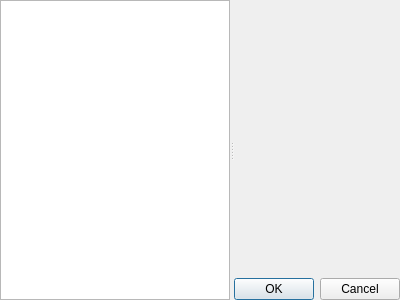
First picture: the form in plugins/pmhplugin/pmhmode.ui, repository FreeHealth/freehealth, before the edit.
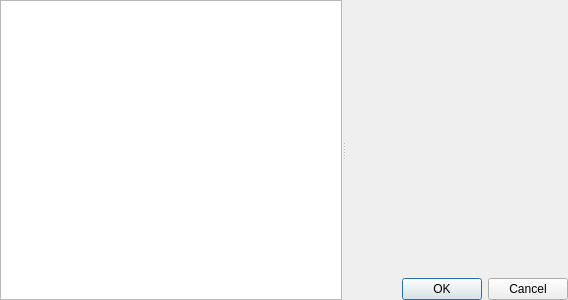
Second picture: the form after the edit. Custom widgets are drawn as their Qt base class.

Patch:
```diff
--- a/plugins/pmhplugin/pmhmode.ui
+++ b/plugins/pmhplugin/pmhmode.ui
@@ -6,7 +6,7 @@
    <rect>
     <x>0</x>
     <y>0</y>
-    <width>400</width>
+    <width>568</width>
     <height>300</height>
    </rect>
   </property>
@@ -17,7 +17,17 @@
    <property name="margin">
     <number>0</number>
    </property>
+   <property name="spacing">
+    <number>0</number>
+   </property>
    <item row="0" column="0">
+    <layout class="QHBoxLayout" name="patientBarLayout">
+     <property name="spacing">
+      <number>0</number>
+     </property>
+    </layout>
+   </item>
+   <item row="1" column="0">
     <widget class="Utils::MiniSplitter" name="splitter">
      <property name="orientation">
       <enum>Qt::Horizontal</enum>
```
